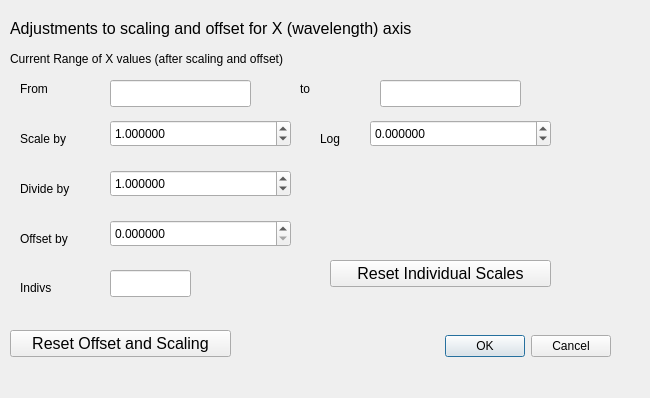
This is Numpy/Sdadmin/xscaleoffdlg.ui in JohnMCollins/python-astro-progs as Qt 5 draws it before an edit. The edited form follows.
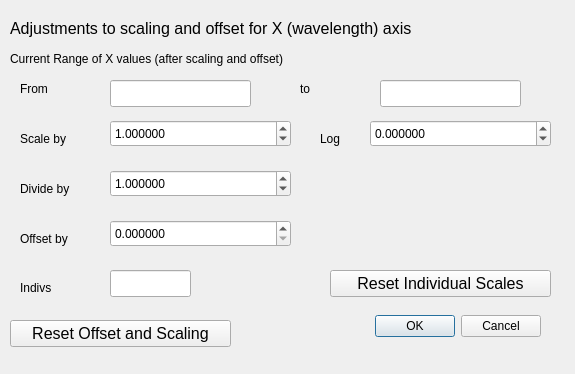
This is the edited form.

Diff of the .ui file:
```diff
--- a/Numpy/Sdadmin/xscaleoffdlg.ui
+++ b/Numpy/Sdadmin/xscaleoffdlg.ui
@@ -6,8 +6,8 @@
    <rect>
     <x>0</x>
     <y>0</y>
-    <width>650</width>
-    <height>398</height>
+    <width>575</width>
+    <height>374</height>
    </rect>
   </property>
   <property name="windowTitle">
@@ -16,8 +16,8 @@
   <widget class="QDialogButtonBox" name="buttonBox">
    <property name="geometry">
     <rect>
-     <x>390</x>
-     <y>330</y>
+     <x>320</x>
+     <y>310</y>
      <width>221</width>
      <height>32</height>
     </rect>
@@ -174,7 +174,7 @@
    <property name="geometry">
     <rect>
      <x>10</x>
-     <y>330</y>
+     <y>320</y>
      <width>221</width>
      <height>27</height>
     </rect>
@@ -290,7 +290,7 @@
    <property name="geometry">
     <rect>
      <x>330</x>
-     <y>260</y>
+     <y>270</y>
      <width>221</width>
      <height>27</height>
     </rect>
```
Left out of the diff: 2 changed lines with no effect on the pictures.
